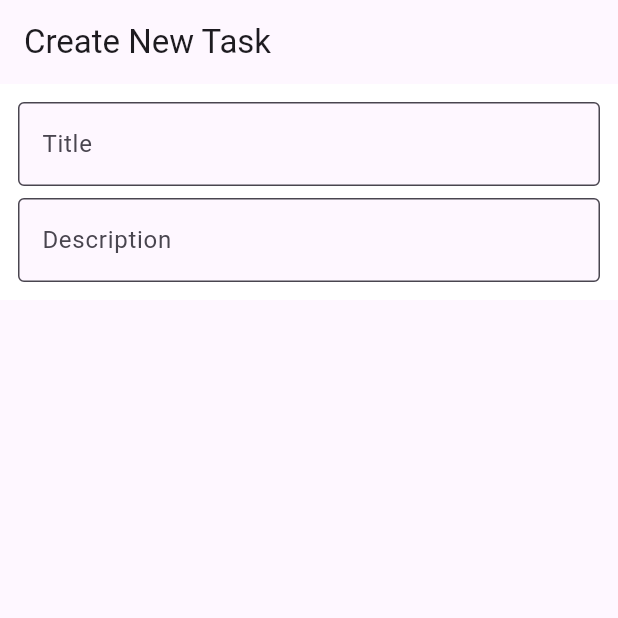
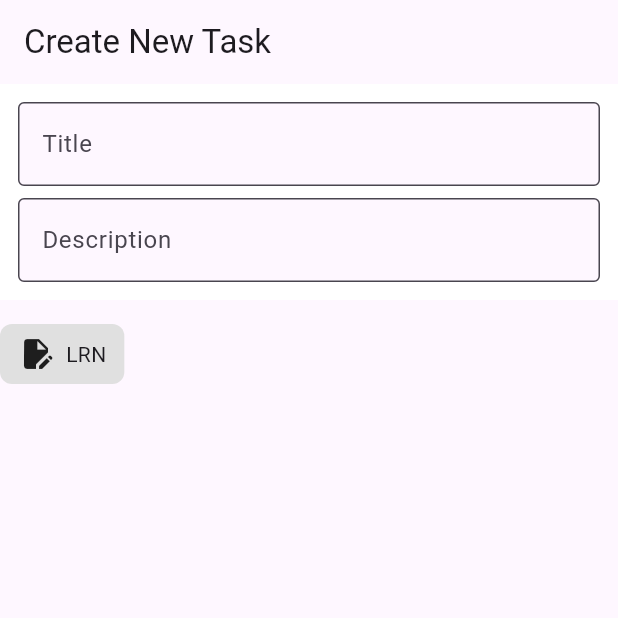
Before and after one commit to nobu74658/flutter_study_2025, a Flutter app: the screen it shows after launch, on a phone screen of 412 x 824 dp, the top half of it. Run offline on Flutter 3.47's test engine with Material 3 defaults, Android fonts, the phone set to English and light mode, and no system bars.

Commit message:
feat: カテゴリーのChip作成

```diff
--- /dev/null
+++ b/lib/components/category_chip.dart
@@ -0,0 +1,30 @@
+import 'package:flutter/material.dart';
+
+class CategoryChip extends StatelessWidget {
+  const CategoryChip({super.key});
+
+  @override
+  Widget build(BuildContext context) {
+    return Material(
+      color: Colors.grey.shade300,
+      borderRadius: BorderRadius.circular(8),
+      clipBehavior: Clip.antiAlias,
+      child: InkWell(
+        onTap: () {},
+        child: const Padding(
+          padding: EdgeInsets.symmetric(
+            horizontal: 12,
+            vertical: 8,
+          ),
+          child: Row(
+            children: [
+              Icon(Icons.edit_document),
+              SizedBox(width: 8),
+              Text('LRN'),
+            ],
+          ),
+        ),
+      ),
+    );
+  }
+}
--- a/lib/screens/add_todo_screen.dart
+++ b/lib/screens/add_todo_screen.dart
@@ -1,4 +1,5 @@
 import 'package:flutter/material.dart';
+import 'package:flutter_study_2025/components/category_chip.dart';
 
 class AddTodoScreen extends StatelessWidget {
   const AddTodoScreen({super.key});
@@ -24,6 +25,12 @@ class AddTodoScreen extends StatelessWidget {
               ],
             ),
           ),
+          const SizedBox(height: 16),
+          const Row(
+            children: [
+              CategoryChip(),
+            ],
+          ),
         ],
       ),
     );
```
